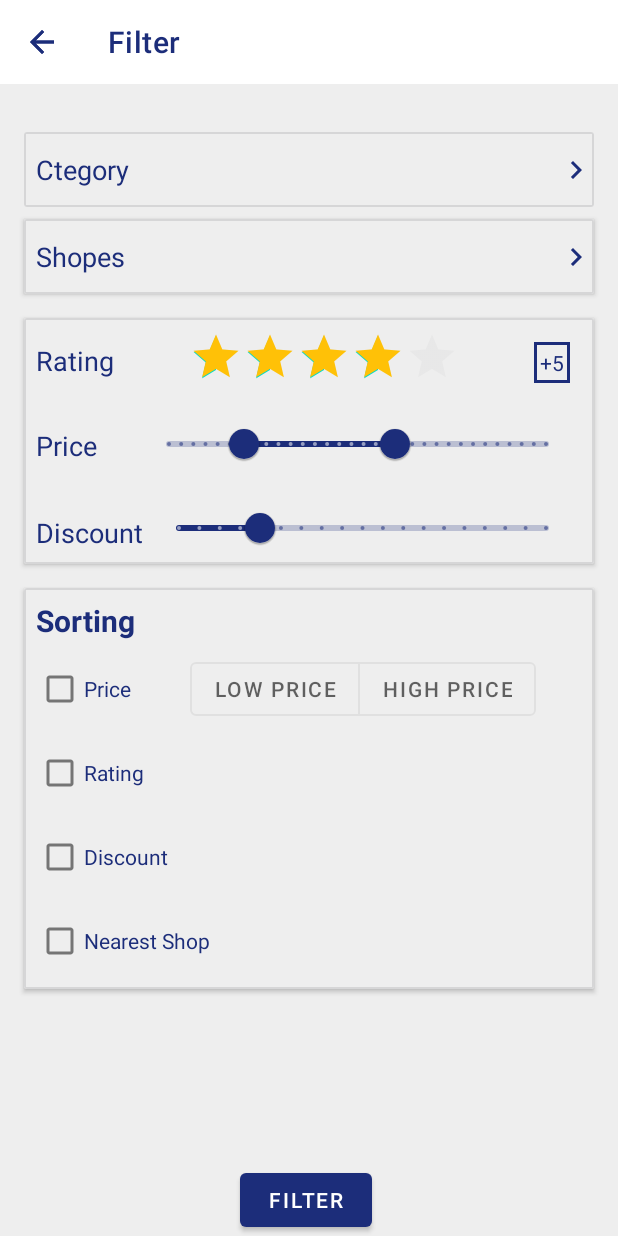
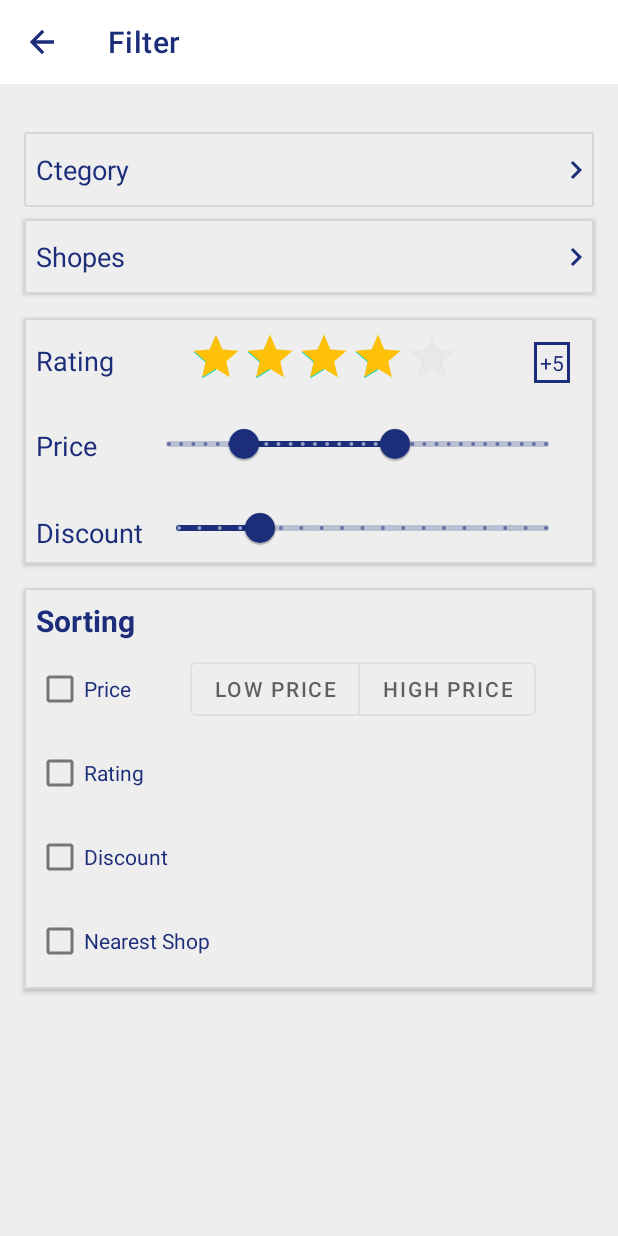
Before and after one commit to Azhar-ragab/Shoplex, an Android app: the screen it shows after launch (FilterActivity), after a tap on an icon or button, on a phone screen of 412 x 824 dp. Run offline under Robolectric (Android 15) with nearby library versions, the phone set to English and light mode, and no system bars; our stand-ins replace Firebase (no records; nobody signed in at launch, a user with empty details on screens opened directly), navigation-ui; pictures from the network do not load.

Commit message:
Update UI

```diff
--- a/app/src/main/AndroidManifest.xml
+++ b/app/src/main/AndroidManifest.xml
@@ -44,7 +44,6 @@
         </activity>
         <activity
             android:name=".view.activities.SplashActivity"
-            android:label="@string/title_activity_splash"
             android:theme="@style/Theme.Shoplex.NoActionBar">
             <intent-filter>
                 <action android:name="android.intent.action.MAIN" />
--- a/app/src/main/java/com/shoplex/shoplex/view/activities/FilterActivity.kt
+++ b/app/src/main/java/com/shoplex/shoplex/view/activities/FilterActivity.kt
@@ -50,7 +50,7 @@ class FilterActivity : AppCompatActivity() {
             }
         }
 
-        binding.btnFilter.setOnClickListener {
+        binding.cardShopesFilter.setOnClickListener {
             showBottomSheetDialog()
         }
     }
--- a/app/src/main/java/com/shoplex/shoplex/view/fragments/HomeFragment.kt
+++ b/app/src/main/java/com/shoplex/shoplex/view/fragments/HomeFragment.kt
@@ -6,6 +6,7 @@ import android.view.LayoutInflater
 import android.view.View
 import android.view.ViewGroup
 import androidx.appcompat.app.AppCompatActivity
+import androidx.core.view.children
 import androidx.fragment.app.Fragment
 import androidx.lifecycle.Observer
 import androidx.recyclerview.widget.GridLayoutManager
@@ -50,6 +51,7 @@ class HomeFragment : Fragment() {
             productsVM.getAllProducts(category)
         }
 
+        binding.chipGroup.findViewById<Chip>(binding.chipGroup.children.first().id).isChecked = true
 
 /*
         val advertisement = ArrayList<Ads_Home>()
--- a/app/src/main/res/layout/activity_filter.xml
+++ b/app/src/main/res/layout/activity_filter.xml
@@ -105,17 +105,6 @@
         </androidx.constraintlayout.widget.ConstraintLayout>
 
     </androidx.cardview.widget.CardView>
-
-    <Button
-        android:id="@+id/btnFilter"
-        android:layout_width="wrap_content"
-        android:layout_height="wrap_content"
-        android:layout_marginStart="160dp"
-        android:text="@string/filter"
-        app:layout_constraintBottom_toBottomOf="parent"
-        app:layout_constraintStart_toStartOf="parent">
-
-    </Button>
 
     <androidx.cardview.widget.CardView
         android:id="@+id/cardView2"
--- a/app/src/main/res/values/strings.xml
+++ b/app/src/main/res/values/strings.xml
@@ -1,6 +1,6 @@
 <resources>
     <string name="maps_key">AIzaSyAyj2_BzoXGMR432LsT4dpv6TV6SdNbtDg</string>
-    <string name="app_name">Shoplex</string>
+    <string name="app_name">ShopLex</string>
     <string name="chat">Chat</string>
     <string name="hello_blank_fragment">Home fragment</string>
     <string name="LastOrder">Last Order</string>
```
